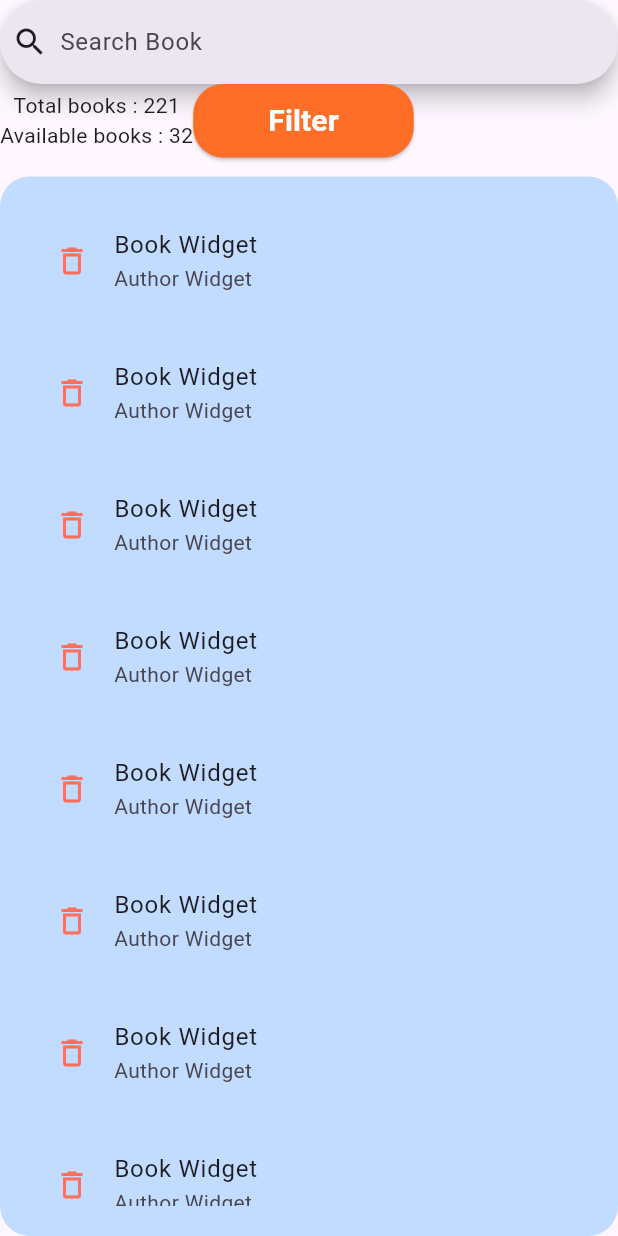
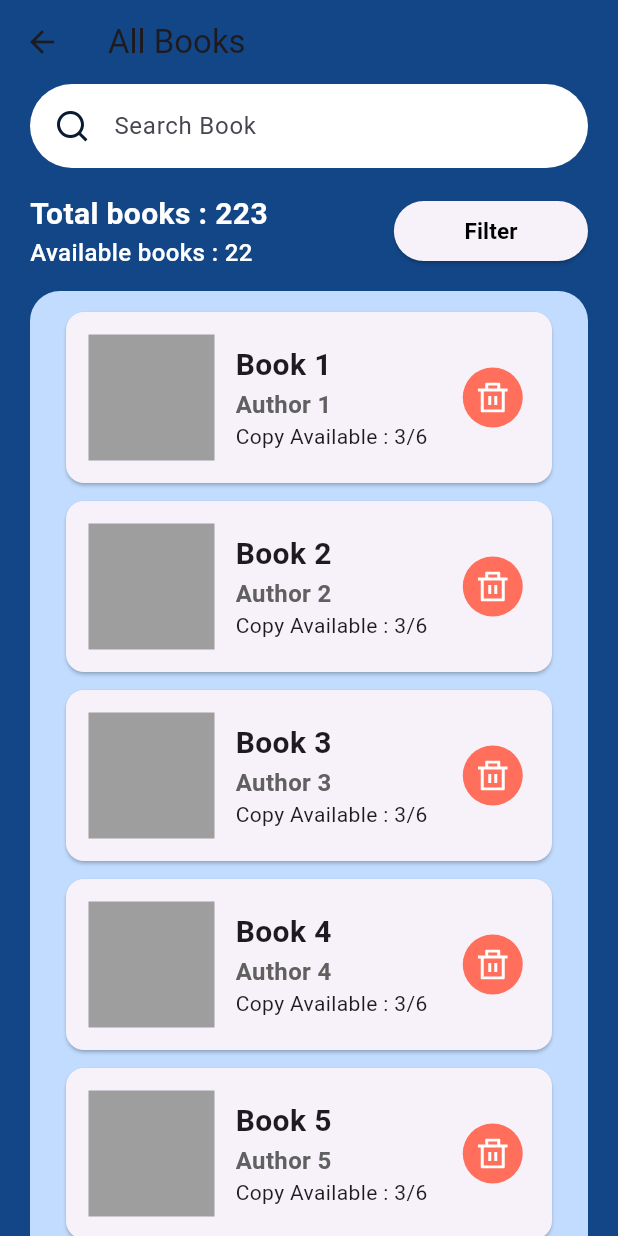
Before and after one commit to Bharath-OS/Libry, a Flutter app: the BooksScreen screen opened directly, on a phone screen of 412 x 824 dp. Run offline on Flutter 3.47's test engine with Material 3 defaults, Android fonts, the phone set to English and light mode, and no system bars; our stand-ins replace flutter_svg, page_transition, shared_preferences, stylish_bottom_bar; accounts and stored records are empty; Roboto replaces fonts that are missing (Livvic); project files that could hold a hidden picture were left out.

Commit message:
Complete base book design

```diff
--- a/lib/Screens/books.dart
+++ b/lib/Screens/books.dart
@@ -1,6 +1,8 @@
 import 'package:flutter/material.dart';
+import 'package:flutter_svg/flutter_svg.dart';
 import 'package:libry/Screens/register.dart';
 import '../Database/userdata.dart';
+import '../Themes/styles.dart';
 import '../Utilities/constants.dart';
 import '../Widgets/buttons.dart';
 
@@ -12,55 +14,85 @@ class BooksScreen extends StatefulWidget {
 }
 
 class _BooksScreenState extends State<BooksScreen> {
+  int totalBooks = 223;
+  int availableBooks = 22;
   int currentIndex = 0;
 
   @override
   Widget build(BuildContext context) {
     return Scaffold(
-      body: Center(
+      backgroundColor: MyColors.primaryColor,
+      appBar: AppBar(
+        title: Text("All Books"),
+        backgroundColor: Colors.transparent,
+      ),
+      body: SafeArea(
+        child: Padding(
+          padding: const EdgeInsets.symmetric(horizontal: 20),
           child: Column(
             children: [
-            Expanded(
-              child: SizedBox(
-                child: Column(
+              // Header section
+              Column(
                 children: [
                   SearchBar(
-                      leading: Icon(
-                        Icons.search_outlined
+                    elevation: WidgetStatePropertyAll(0),
+                    backgroundColor: WidgetStatePropertyAll(MyColors.whiteBG),
+                    leading: Padding(
+                      padding: const EdgeInsets.all(8.0),
+                      child: SvgPicture.asset("assets/icons/search-line.svg"),
                     ),
                     hintText: "Search Book",
                   ),
+                  SizedBox(height: 16),
                   Row(
+                    mainAxisAlignment: MainAxisAlignment.spaceBetween,
                     children: [
                       Column(
+                        crossAxisAlignment: CrossAxisAlignment.start,
                         children: [
-                            Text("Total books : 221"),
-                            Text("Available books : 32"),
-                          ],
+                          Text(
+                            "Total books : $totalBooks",
+                            style: BodyTextStyles.headingSmallStyle(
+                              MyColors.whiteBG,
                             ),
-                        MyButton.primaryButton(method: (){},text: "Filter")
-                      ],
+                          ),
+                          Text(
+                            "Available books : $availableBooks",
+                            style: BodyTextStyles.bodySmallStyle(
+                              MyColors.whiteBG,
+                            ),
                           ),
                         ],
                       ),
+                      MyButton.filterButton(method: () {}),
+                    ],
                   ),
+                  SizedBox(height: 14),
+                ],
               ),
+
+              // Scrollable book list
               Expanded(
-              flex: 6,
                 child: Container(
                   decoration: BoxDecoration(
+                    borderRadius: BorderRadius.only(
+                      topLeft: Radius.circular(20),
+                      topRight: Radius.circular(20),
+                    ),
                     color: MyColors.bgColor,
-                  borderRadius: BorderRadius.circular(20),
                   ),
                   child: Padding(
-                  padding: const EdgeInsets.all(20),
+                    padding: const EdgeInsets.only(
+                      top: 10,
+                      left: 20,
+                      right: 20,
+                    ),
                     child: ListView.separated(
-                    itemBuilder: (i, ctx) => bookTile(
-                      bookName: "Book $i",
-                      author: "Author $i",
-                      publishYear: "20$i",
+                      itemBuilder: (ctx, i) => bookTile(
+                        bookName: "Book ${i + 1}",
+                        author: "Author ${i + 1}",
                       ),
-                    separatorBuilder: (_, ctx) => SizedBox(height: 16),
+                      separatorBuilder: (_, __) => SizedBox(height: 4),
                       itemCount: 25,
                     ),
                   ),
@@ -69,18 +101,44 @@ class _BooksScreenState extends State<BooksScreen> {
             ],
           ),
         ),
+      ),
     );
   }
 
-  Widget bookTile({
-    required String bookName,
-    required String author,
-    required String publishYear,
-  }) {
-    return ListTile(
-      title: Text(bookName),
-      subtitle: Text(author),
-      leading: Icon(Icons.delete_outline, color: MyColors.warningColor),
+  Widget bookTile({required String bookName, required String author}) {
+    return GestureDetector(
+      onTap: () => print("Going to $bookName"),
+      child: Card(
+        child: Padding(
+          padding: const EdgeInsets.all(15),
+          child: Row(
+            children: [
+              Container(
+                width: 84,
+                height: 84,
+                decoration: BoxDecoration(color: Colors.grey),
+              ),
+              SizedBox(width: 14),
+              Expanded(
+                flex: 3,
+                child: Column(
+                  crossAxisAlignment: CrossAxisAlignment.start,
+                  children: [
+                    Text(bookName, style: CardStyles.cardTitleStyle),
+                    Text(author, style: CardStyles.cardSubTitleStyle),
+                    Text("Copy Available : 3/6"),
+                  ],
+                ),
+              ),
+              Expanded(
+                child: Column(
+                  children: [MyButton.deleteButton(method: () {}, text: "")],
+                ),
+              ),
+            ],
+          ),
+        ),
+      ),
     );
   }
 }
--- a/lib/Themes/styles.dart
+++ b/lib/Themes/styles.dart
@@ -1,15 +1,63 @@
 import 'package:flutter/material.dart';
 
 class SplashScreenStyles {
-  static final textStyle = TextStyle(
+  static final textStyle = const TextStyle(
     fontSize: 82,
     fontFamily: "Lobster",
     color: Colors.white,
   );
-  static final subtitleStyle = TextStyle(
+  static final subtitleStyle = const TextStyle(
     fontSize: 14,
     fontFamily: "Livvic",
     color: Colors.grey,
     fontWeight: FontWeight.w500,
   );
 }
+
+class CardStyles {
+  static final cardTitleStyle = const TextStyle(
+    fontSize: 20,
+    fontFamily: "Livvic",
+    fontWeight: FontWeight.w700,
+  );
+  static final cardSubTitleStyle = const TextStyle(
+    fontSize: 16,
+    fontFamily: "Livvic",
+    fontWeight: FontWeight.w600,
+    color: Color(0xff606060),
+  );
+}
+
+class BodyTextStyles {
+  static final mainHeadingStyle = const TextStyle(
+    fontSize: 32,
+    fontFamily: "Livvic",
+    fontWeight: FontWeight.w800,
+    color: Colors.black,
+  );
+
+  static TextStyle headingMediumStyle([Color color = Colors.black]) {
+    return TextStyle(
+      fontSize: 25,
+      color: color,
+      fontWeight: FontWeight.w700,
+    );
+  }
+
+  static TextStyle headingSmallStyle([Color color = Colors.black]){
+    return TextStyle(
+      fontSize: 20,
+      color: color,
+      fontWeight: FontWeight.w700
+    );
+  }
+
+  static TextStyle bodySmallStyle([Color color = Colors.black]){
+    return TextStyle(
+      fontSize: 16,
+      color: color,
+      fontFamily: "Livvic",
+      fontWeight: FontWeight.w500
+    );
+  }
+}
--- a/lib/Utilities/constants.dart
+++ b/lib/Utilities/constants.dart
@@ -8,4 +8,5 @@ class MyColors{
   static final warningColor = const Color(0xffFF6F5B);
   static final bgColor = const Color(0xffC1DCFF);
   static final bgColorDark = const Color(0xffC1DCFF);
+  static final whiteBG = const Color(0xffffffff);
 }
--- a/lib/Widgets/buttons.dart
+++ b/lib/Widgets/buttons.dart
@@ -1,4 +1,5 @@
 import 'package:flutter/material.dart';
+import 'package:flutter_svg/svg.dart';
 import 'package:libry/Utilities/constants.dart';
 
 class MyButton {
@@ -83,7 +84,7 @@ class MyButton {
     required String text,
   }) {
     return IconButton(
-      icon: Icon(Icons.delete_outline),
+      icon: SvgPicture.asset("assets/icons/delete-icon.svg"),
       onPressed: method,
       style: ElevatedButton.styleFrom(
         backgroundColor: MyColors.warningColor,
@@ -95,4 +96,16 @@ class MyButton {
       ),
     );
   }
+
+  static ElevatedButton filterButton({required VoidCallback method}){
+    return ElevatedButton(onPressed: method, child: Padding(
+      padding: const EdgeInsets.symmetric(horizontal: 23,vertical: 8),
+      child: Text("Filter",style: TextStyle(
+        fontSize: 15,
+        fontWeight: FontWeight.w600,
+        color: Colors.black,
+        fontFamily: "Livvic"
+      ),),
+    ));
+  }
 }
```
Also changed, not shown: assets/icons/delete-icon.svg (added), assets/icons/search-line.svg (added). Lines whose indentation alone changed are shown as unchanged.
